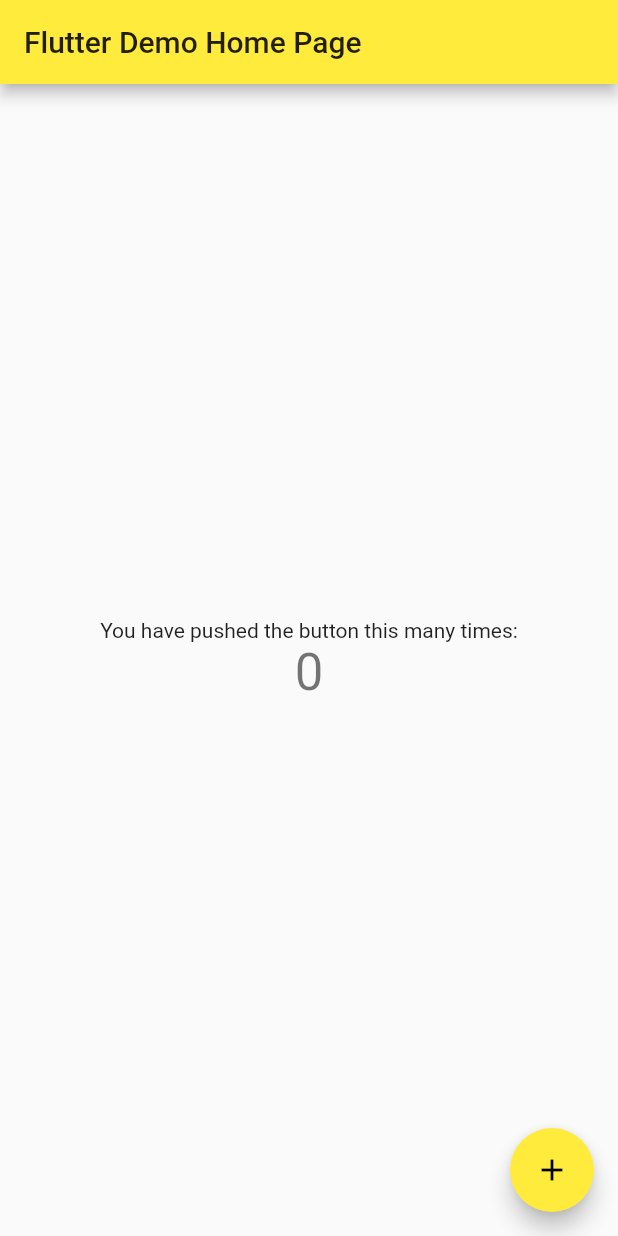
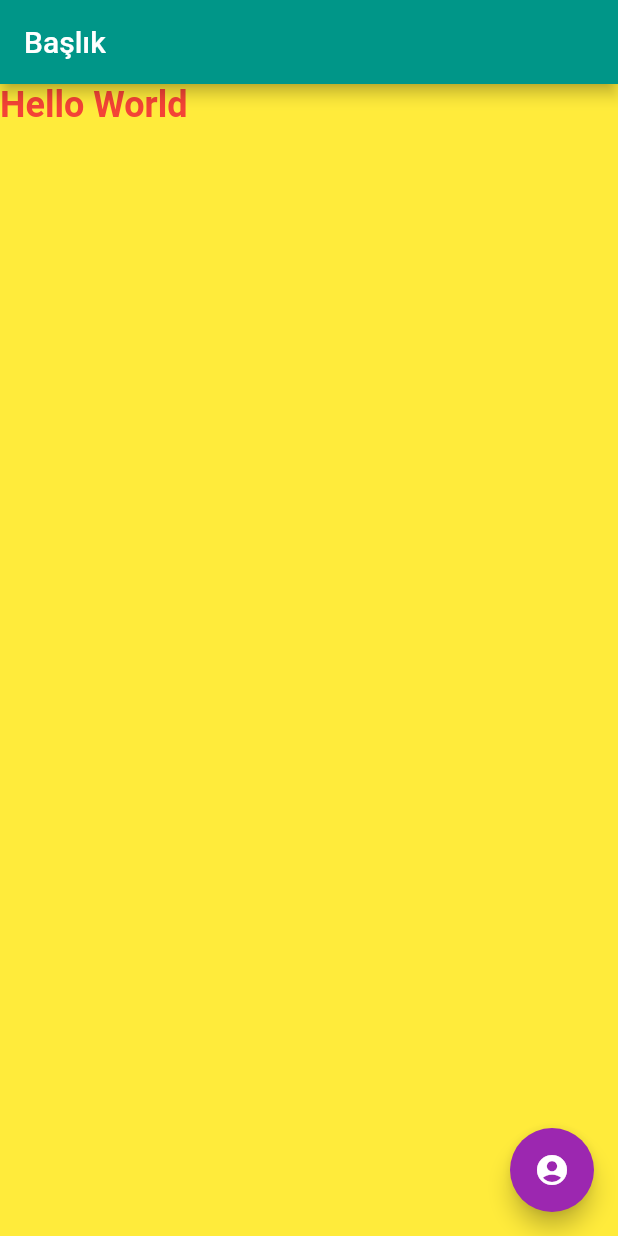
Before and after one commit to durmus-pala/flutterLessons, a Flutter app: the screen it shows after launch, on a phone screen of 412 x 824 dp. Run offline on Flutter 3.47's test engine with Material 2 defaults, Android fonts, the phone set to English and light mode, and no system bars.

Commit message:
go on lessons

```diff
--- a/flutter_first_lesson/lib/main.dart
+++ b/flutter_first_lesson/lib/main.dart
@@ -1,115 +1,36 @@
 import 'package:flutter/material.dart';
 
 void main() {
-  runApp(const MyApp());
+  runApp(myApp());
 }
 
-class MyApp extends StatelessWidget {
-  const MyApp({Key? key}) : super(key: key);
-
-  // This widget is the root of your application.
+class myApp extends StatelessWidget {
   @override
   Widget build(BuildContext context) {
     return MaterialApp(
-      title: 'Flutter Demo',
-      theme: ThemeData(
-        // This is the theme of your application.
-        //
-        // Try running your application with "flutter run". You'll see the
-        // application has a blue toolbar. Then, without quitting the app, try
-        // changing the primarySwatch below to Colors.green and then invoke
-        // "hot reload" (press "r" in the console where you ran "flutter run",
-        // or simply save your changes to "hot reload" in a Flutter IDE).
-        // Notice that the counter didn't reset back to zero; the application
-        // is not restarted.
-        primarySwatch: Colors.yellow,
+      // ignore: deprecated_member_use
+      theme: ThemeData(primaryColor: Colors.teal, accentColor: Colors.purple),
+      home: Scaffold(
+        backgroundColor: Colors.yellow,
+        appBar: AppBar(
+          backgroundColor: Colors.teal,
+          title: Text('Başlık'),
+        ),
+        // ignore: prefer_const_constructors
+        body: Text(
+          'Hello World',
+          // ignore: prefer_const_constructors
+          style: TextStyle(
+              color: Colors.red, fontSize: 24, fontWeight: FontWeight.bold),
+        ),
+        floatingActionButton: FloatingActionButton(
+          onPressed: () {
+            debugPrint('Tıklandı');
+          },
+          // ignore: prefer_const_constructors
+          child: Icon(Icons.account_circle_rounded),
+        ),
       ),
-      home: const MyHomePage(title: 'Flutter Demo Home Page'),
     );
   }
 }
-
-class MyHomePage extends StatefulWidget {
-  const MyHomePage({Key? key, required this.title}) : super(key: key);
-
-  // This widget is the home page of your application. It is stateful, meaning
-  // that it has a State object (defined below) that contains fields that affect
-  // how it looks.
-
-  // This class is the configuration for the state. It holds the values (in this
-  // case the title) provided by the parent (in this case the App widget) and
-  // used by the build method of the State. Fields in a Widget subclass are
-  // always marked "final".
-
-  final String title;
-
-  @override
-  State<MyHomePage> createState() => _MyHomePageState();
-}
-
-class _MyHomePageState extends State<MyHomePage> {
-  int _counter = 0;
-
-  void _incrementCounter() {
-    setState(() {
-      // This call to setState tells the Flutter framework that something has
-      // changed in this State, which causes it to rerun the build method below
-      // so that the display can reflect the updated values. If we changed
-      // _counter without calling setState(), then the build method would not be
-      // called again, and so nothing would appear to happen.
-      _counter++;
-    });
-  }
-
-  @override
-  Widget build(BuildContext context) {
-    // This method is rerun every time setState is called, for instance as done
-    // by the _incrementCounter method above.
-    //
-    // The Flutter framework has been optimized to make rerunning build methods
-    // fast, so that you can just rebuild anything that needs updating rather
-    // than having to individually change instances of widgets.
-    return Scaffold(
-      appBar: AppBar(
-        // Here we take the value from the MyHomePage object that was created by
-        // the App.build method, and use it to set our appbar title.
-        title: Text(widget.title),
-      ),
-      body: Center(
-        // Center is a layout widget. It takes a single child and positions it
-        // in the middle of the parent.
-        child: Column(
-          // Column is also a layout widget. It takes a list of children and
-          // arranges them vertically. By default, it sizes itself to fit its
-          // children horizontally, and tries to be as tall as its parent.
-          //
-          // Invoke "debug painting" (press "p" in the console, choose the
-          // "Toggle Debug Paint" action from the Flutter Inspector in Android
-          // Studio, or the "Toggle Debug Paint" command in Visual Studio Code)
-          // to see the wireframe for each widget.
-          //
-          // Column has various properties to control how it sizes itself and
-          // how it positions its children. Here we use mainAxisAlignment to
-          // center the children vertically; the main axis here is the vertical
-          // axis because Columns are vertical (the cross axis would be
-          // horizontal).
-          mainAxisAlignment: MainAxisAlignment.center,
-          children: <Widget>[
-            const Text(
-              'You have pushed the button this many times:',
-            ),
-            Text(
-              '$_counter',
-              style: Theme.of(context).textTheme.headline4,
-            ),
-          ],
-        ),
-      ),
-      floatingActionButton: FloatingActionButton(
-        onPressed: _incrementCounter,
-        tooltip: 'Increment',
-        child: const Icon(Icons.add),
-      ), // This trailing comma makes auto-formatting nicer for build methods.
-    );
-  }
-}
```
